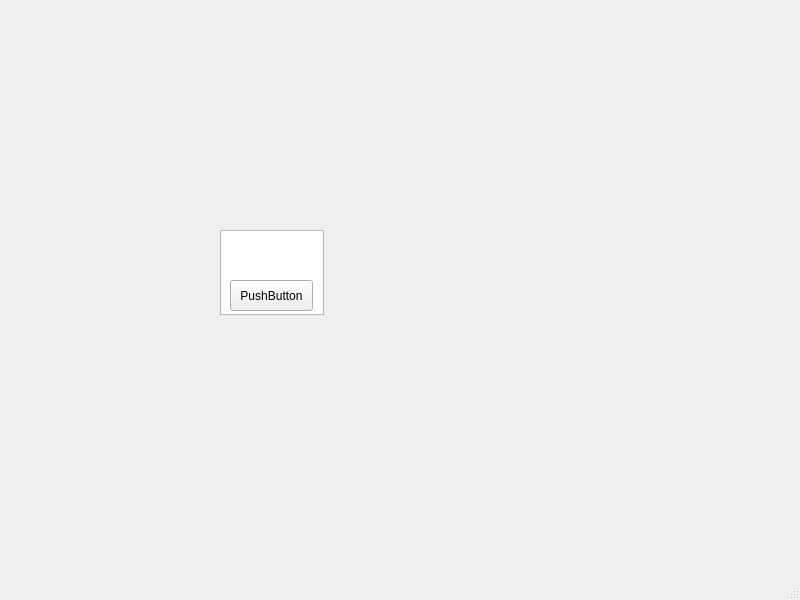
Old version of the form mainwindow.ui in the repository kiing-dom/ZorkProject.
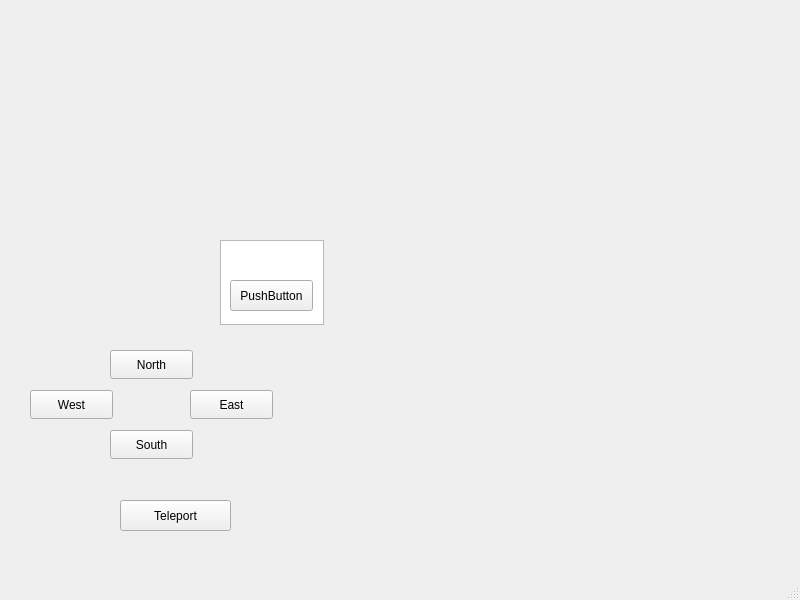
New version of the form.

```diff
--- a/mainwindow.ui
+++ b/mainwindow.ui
@@ -18,7 +18,7 @@
     <property name="geometry">
      <rect>
       <x>220</x>
-      <y>230</y>
+      <y>240</y>
       <width>104</width>
       <height>85</height>
      </rect>
@@ -37,6 +37,71 @@
      <string>PushButton</string>
     </property>
    </widget>
+   <widget class="QPushButton" name="pushButton_2">
+    <property name="geometry">
+     <rect>
+      <x>110</x>
+      <y>350</y>
+      <width>83</width>
+      <height>29</height>
+     </rect>
+    </property>
+    <property name="text">
+     <string>North</string>
+    </property>
+   </widget>
+   <widget class="QPushButton" name="pushButton_3">
+    <property name="geometry">
+     <rect>
+      <x>110</x>
+      <y>430</y>
+      <width>83</width>
+      <height>29</height>
+     </rect>
+    </property>
+    <property name="text">
+     <string>South</string>
+    </property>
+   </widget>
+   <widget class="QPushButton" name="pushButton_4">
+    <property name="geometry">
+     <rect>
+      <x>30</x>
+      <y>390</y>
+      <width>83</width>
+      <height>29</height>
+     </rect>
+    </property>
+    <property name="text">
+     <string>West</string>
+    </property>
+   </widget>
+   <widget class="QPushButton" name="pushButton_5">
+    <property name="geometry">
+     <rect>
+      <x>190</x>
+      <y>390</y>
+      <width>83</width>
+      <height>29</height>
+     </rect>
+    </property>
+    <property name="text">
+     <string>East</string>
+    </property>
+   </widget>
+   <widget class="QPushButton" name="pushButton_6">
+    <property name="geometry">
+     <rect>
+      <x>120</x>
+      <y>500</y>
+      <width>111</width>
+      <height>31</height>
+     </rect>
+    </property>
+    <property name="text">
+     <string>Teleport</string>
+    </property>
+   </widget>
   </widget>
   <widget class="QMenuBar" name="menubar">
    <property name="geometry">
```
